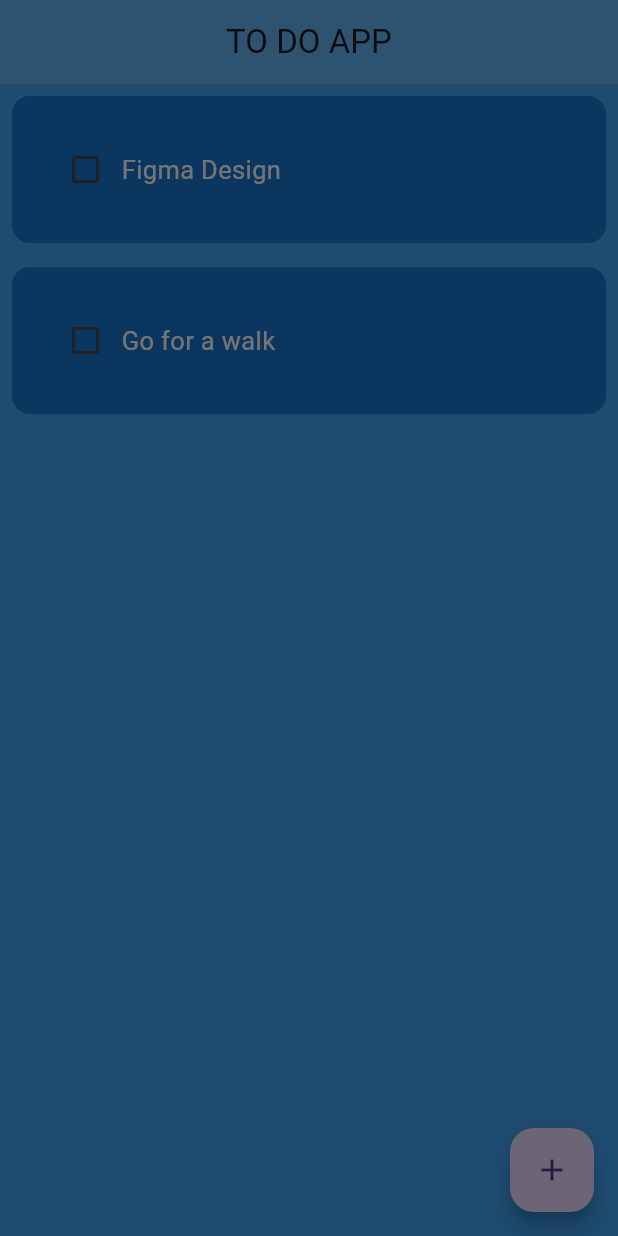
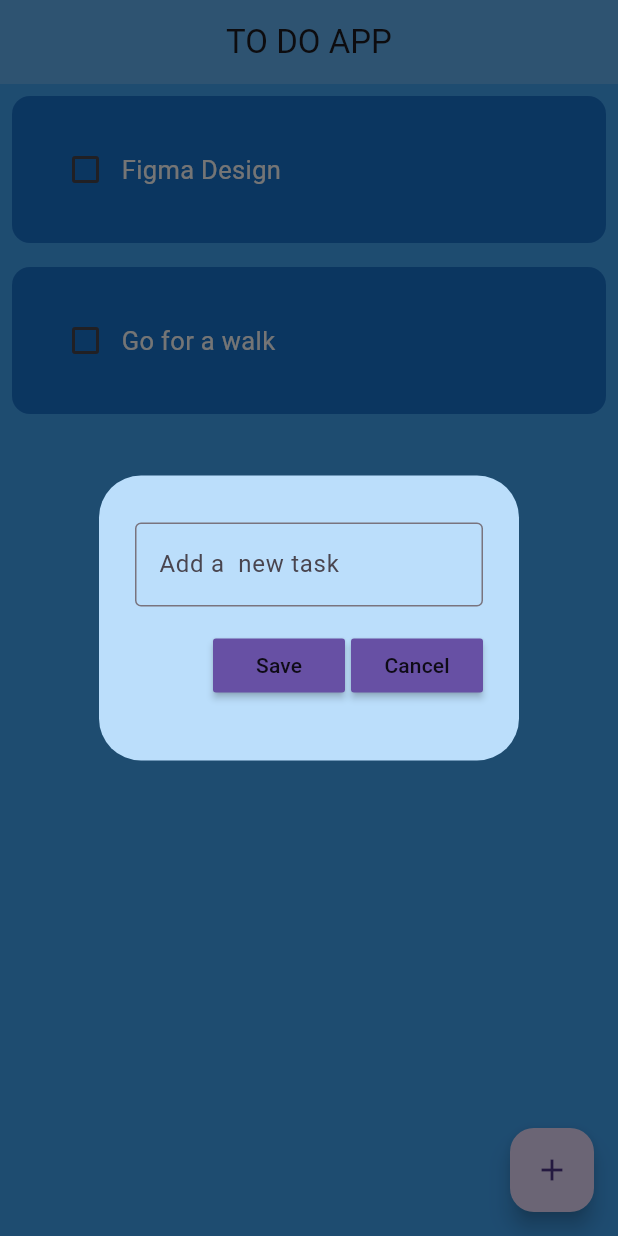
Before and after one commit to gilbert-ku/TODO-FLUTTER_APP, a Flutter app: the screen it shows after launch, after a tap on the "add" icon, on a phone screen of 412 x 824 dp. Run offline on Flutter 3.47's test engine with Material 3 defaults, Android fonts, the phone set to English and light mode, and no system bars.

Commit message:
add controller and buttons

```diff
--- a/lib/pages/home.dart
+++ b/lib/pages/home.dart
@@ -1,6 +1,7 @@
 import 'package:flutter/material.dart';
 import 'package:toda_app/util/dialog_card.dart';
 import 'package:toda_app/util/to_do.dart';
+
 
 class ToDOPage extends StatefulWidget {
   const ToDOPage({super.key});
@@ -10,6 +11,10 @@ class ToDOPage extends StatefulWidget {
 }
 
 class _ToDOPageState extends State<ToDOPage> {
+  // text controller
+
+  final _controller = TextEditingController();
+
   // list of todos
   List toDoList = [
     ["Figma Design", false],
@@ -23,13 +28,28 @@ class _ToDOPageState extends State<ToDOPage> {
     });
   }
 
+  // save new task
+
+  void saveNewTask() {
+    setState(() {
+      toDoList.add(
+        [_controller.text, false]
+      );
+    });
+    Navigator.of(context).pop();
+  }
+
   // create new task
 
   void createNewTask() {
     showDialog(
       context: context,
       builder: (context) {
-        return const DialogCard();
+        return DialogCard(
+          controller: _controller,
+          onSave: saveNewTask,
+          onCancel: () => Navigator.of(context).pop(),
+        );
       },
     );
   }
@@ -50,13 +70,13 @@ class _ToDOPageState extends State<ToDOPage> {
       body: ListView.builder(
         itemCount: toDoList.length,
         itemBuilder: (context, index) {
-
           // build the list from todo list
           return ToDoCard(
-            taskName: toDoList[index][0],
-            taskCompleted: toDoList[index][1],
-            onChanged: (value) => checkBoxChanged(value, index),
-          );
+          key: UniqueKey(), // If you need to uniquely identify each card
+          taskName: toDoList[index][0],
+          taskCompleted: toDoList[index][1],
+          onChanged: (value) => checkBoxChanged(value, index),
+        );
         },
       ),
     );
--- a/lib/util/dialog_card.dart
+++ b/lib/util/dialog_card.dart
@@ -1,10 +1,56 @@
 import 'package:flutter/material.dart';
+import 'package:toda_app/util/my_button.dart';
+// import 'package:flutter/widgets.dart';
 
 class DialogCard extends StatelessWidget {
-  const DialogCard({super.key});
+  final controller;
+  final VoidCallback onSave;
+  final VoidCallback onCancel;
+
+  const DialogCard({
+    super.key,
+    required this.controller,
+    required this.onSave,
+    required this.onCancel
+    });
 
   @override
   Widget build(BuildContext context) {
-    return const AlertDialog();
+    return  AlertDialog(
+      backgroundColor: Colors.blue[100],
+      content: SizedBox(
+        height: 150,
+        child: Column(
+          mainAxisAlignment: MainAxisAlignment.spaceEvenly,
+          children: [
+            TextField(
+              controller: controller,
+              decoration: const InputDecoration(
+                border: OutlineInputBorder(),
+                hintText: "Add a  new task"
+              ),
+            ),
+
+            // buttons
+            Row(
+              mainAxisAlignment: MainAxisAlignment.end,
+              children: [
+                // save button
+                MyButton(
+                  text: "Save",
+                  onPressed: onSave,
+                ),
+
+                const SizedBox(width: 4),
+
+                MyButton(text: "Cancel",
+                onPressed: onCancel ,
+                ),
+              ],
+            ),
+          ],
+        ),
+      ),
+    );
   }
 }
--- /dev/null
+++ b/lib/util/my_button.dart
@@ -0,0 +1,23 @@
+import 'package:flutter/material.dart';
+
+class MyButton extends StatelessWidget {
+  final String text;
+  final VoidCallback onPressed;
+
+
+  const MyButton({
+    super.key,
+    required this.text,
+    required this.onPressed
+    });
+
+  @override
+  Widget build(BuildContext context) {
+    return MaterialButton(
+      onPressed: onPressed,
+      color: Theme.of(context).primaryColor,
+      child: Text(text),
+
+    );
+  }
+}
--- a/lib/util/to_do.dart
+++ b/lib/util/to_do.dart
@@ -7,13 +7,13 @@ class ToDoCard extends StatelessWidget {
 
 
 
-  const ToDoCard(
-    {super.key,
+   // ignore: use_super_parameters
+   const ToDoCard({
+    Key? key,
     required this.taskName,
     required this.taskCompleted,
-    required this.onChanged
-    }
-  );
+    required this.onChanged,
+  }) : super(key: key);
 
   @override
   Widget build(BuildContext context) {
@@ -34,7 +34,6 @@ class ToDoCard extends StatelessWidget {
             // text
             Text(
               taskName,
-
               style: TextStyle(
                 // condition to check complete task
                 decoration: taskCompleted
```
